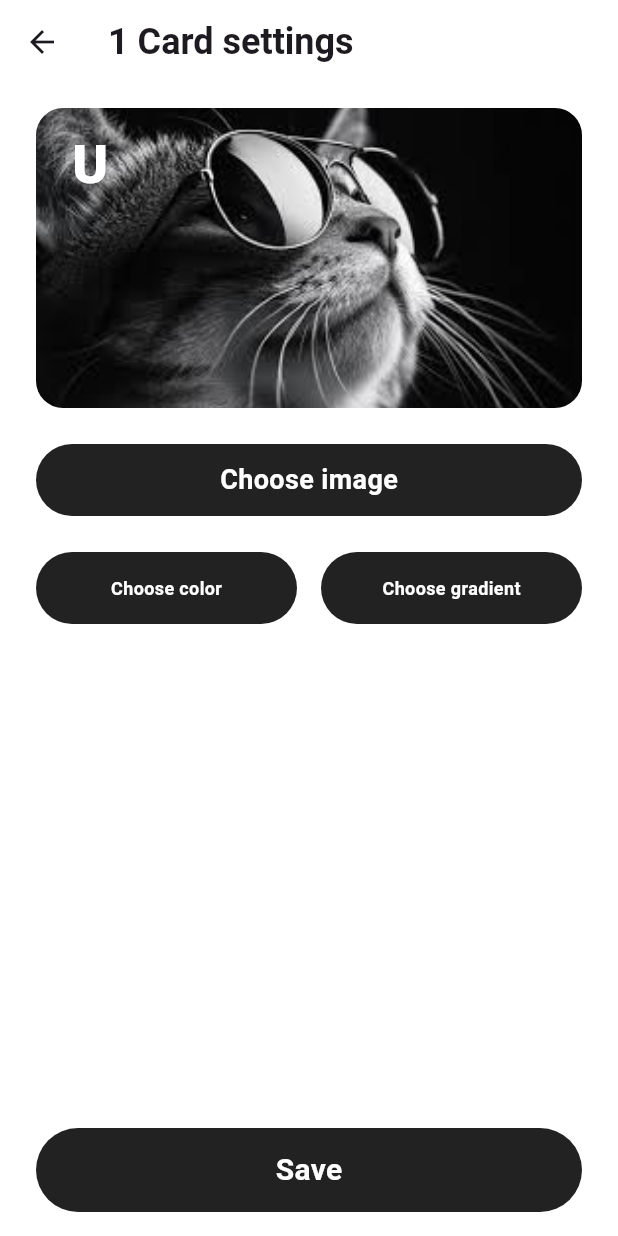
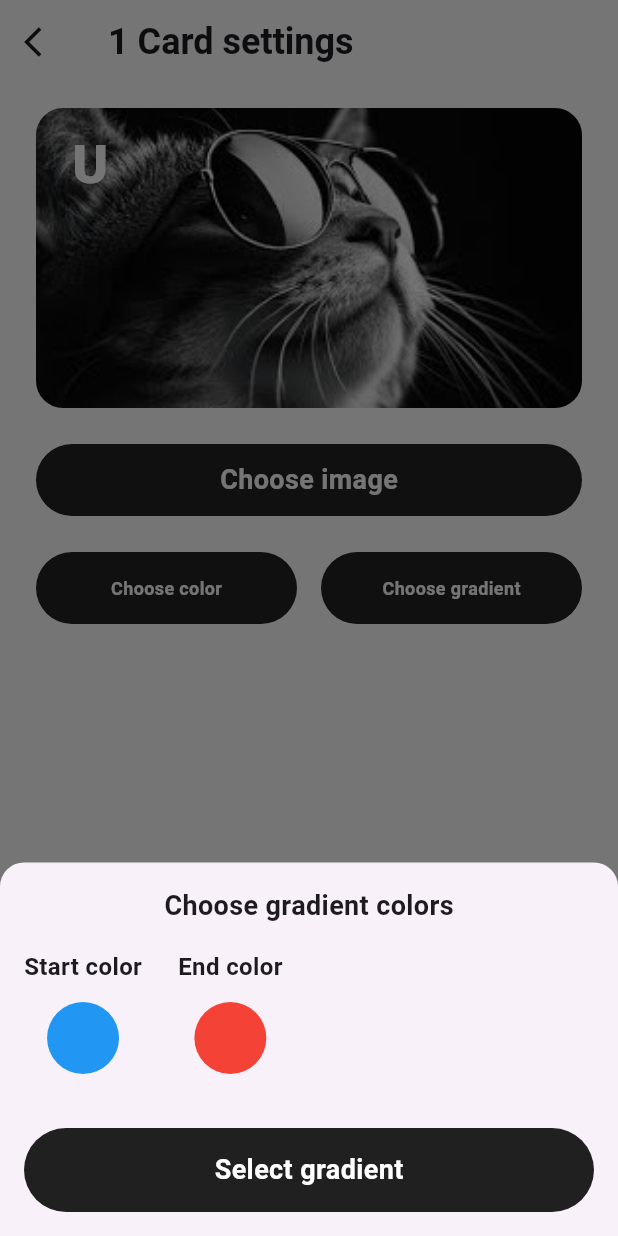
Before and after one commit to akbarshoh-pro/tafakkur-tz, a Flutter app: the CardSettingsScreen screen opened directly with empty values, after a tap on "Choose gradient", on a phone screen of 412 x 824 dp. Run offline on Flutter 3.47's test engine with Material 3 defaults, Android fonts, the phone set to English and light mode, and no system bars; our stand-ins replace file_picker, flutter_bloc, flutter_colorpicker, hive, permission_handler; accounts and stored records are empty.

Commit message:
end project

```diff
--- a/lib/domain/model/card_model.dart
+++ b/lib/domain/model/card_model.dart
@@ -2,21 +2,28 @@ import 'package:flutter/cupertino.dart';
 
 class CardModel {
   final TransformationController controller;
+  final bool userChooseColor;
+  final bool userChooseGradient;
   final bool userChooseImage;
-  final bool userChooseColor;
   final bool isLocked;
   final bool isSettings;
   final String selectedImagePath;
   final Color backgroundColor;
+  final Color startColor;
+  final Color endColor;
+  final List<double> matrix;
 
   CardModel({
     required this.controller,
     required this.userChooseColor,
+    required this.userChooseGradient,
     required this.userChooseImage,
     required this.isLocked,
     required this.isSettings,
     required this.selectedImagePath,
-    required this.backgroundColor
+    required this.backgroundColor,
+    required this.startColor,
+    required this.endColor,
+    required this.matrix,
   });
-
 }
--- a/lib/presentation/manager/card_settings/card_settings_event.dart
+++ b/lib/presentation/manager/card_settings/card_settings_event.dart
@@ -31,3 +31,13 @@ class SetValues extends CardSettingsEvent {
 }
 
 class SaveAllUpdates extends CardSettingsEvent {}
+
+class ChooseGradientColors extends CardSettingsEvent {
+  final Color startColor;
+  final Color endColor;
+
+  ChooseGradientColors({
+    required this.startColor,
+    required this.endColor
+  });
+}
--- a/lib/presentation/manager/card_settings/card_settings_state.dart
+++ b/lib/presentation/manager/card_settings/card_settings_state.dart
@@ -3,42 +3,54 @@ import 'package:flutter/cupertino.dart';
 
 class CardSettingsState {
   final TransformationController controller;
+  final bool userChooseColor;
+  final bool userChooseGradient;
   final bool userChooseImage;
-  final bool userChooseColor;
   final bool isLocked;
   final bool isSettings;
   final String selectedImagePath;
   final Color backgroundColor;
+  final Color startColor;
+  final Color endColor;
   final bool saveSuccess;
 
   CardSettingsState({
     required this.controller,
+    required this.userChooseColor,
+    required this.userChooseGradient,
     required this.userChooseImage,
-    required this.userChooseColor,
     required this.isLocked,
     required this.isSettings,
     required this.selectedImagePath,
     required this.backgroundColor,
+    required this.startColor,
+    required this.endColor,
     required this.saveSuccess
   });
 
   CardSettingsState copyWith({
     TransformationController? controller,
+    bool? userChooseColor,
+    bool? userChooseGradient,
     bool? userChooseImage,
-    bool? userChooseColor,
     bool? isLocked,
     bool? isSettings,
     String? selectedImagePath,
     Color? backgroundColor,
+    Color? startColor,
+    Color? endColor,
     bool? saveSuccess
   }) => CardSettingsState(
     controller: controller ?? this.controller,
+    userChooseColor: userChooseColor ?? this.userChooseColor,
+    userChooseGradient: userChooseGradient ?? this.userChooseGradient,
     userChooseImage: userChooseImage ?? this.userChooseImage,
-    userChooseColor: userChooseColor ?? this.userChooseColor,
     isLocked: isLocked ?? this.isLocked,
     isSettings: isSettings ?? this.isSettings,
     selectedImagePath: selectedImagePath ?? this.selectedImagePath,
     backgroundColor: backgroundColor ?? this.backgroundColor,
+    startColor: startColor ?? this.startColor,
+    endColor: endColor ?? this.endColor,
     saveSuccess: saveSuccess ?? this.saveSuccess
   );
 
--- a/lib/presentation/pages/card_settings_screen.dart
+++ b/lib/presentation/pages/card_settings_screen.dart
@@ -1,14 +1,15 @@
 import 'package:card_settings/domain/model/card_model.dart';
 import 'package:card_settings/presentation/manager/card_settings/card_settings_event.dart';
 import 'package:card_settings/presentation/widgets/card/payment_card.dart';
+import 'package:card_settings/presentation/widgets/dialog/color_picker_dialog.dart';
 import 'package:file_picker/file_picker.dart';
 import 'package:flutter/material.dart';
 import 'package:flutter_bloc/flutter_bloc.dart';
-import 'package:flutter_colorpicker/flutter_colorpicker.dart';
 
 import '../manager/card_settings/card_settings_bloc.dart';
 import '../manager/card_settings/card_settings_state.dart';
 import '../widgets/button/button.dart';
+import '../widgets/dialog/gradient_picker_bottom_sheet.dart';
 
 class CardSettingsScreen extends StatefulWidget {
   final int cardIndex;
@@ -28,6 +29,12 @@ class _CardSettingsScreenState extends State<CardSettingsScreen> {
   Widget build(BuildContext context) {
     return Scaffold(
       appBar: AppBar(
+        leading: GestureDetector(
+          onTap: () {
+            Navigator.pop(context, false);
+          },
+            child: const Icon(Icons.arrow_back_ios)
+        ),
         title: Text(
           '${widget.cardIndex + 1} Card settings',
           style: const TextStyle(
@@ -57,11 +64,15 @@ class _CardSettingsScreenState extends State<CardSettingsScreen> {
                         cardModel: CardModel(
                             controller: state.controller,
                             userChooseColor: state.userChooseColor,
+                            userChooseGradient: state.userChooseGradient,
                             userChooseImage: state.userChooseImage,
                             isLocked: state.isLocked,
                             isSettings: state.isSettings,
                             selectedImagePath: state.selectedImagePath,
-                            backgroundColor: state.backgroundColor
+                            backgroundColor: state.backgroundColor,
+                            startColor: state.startColor,
+                            endColor: state.endColor,
+                            matrix: state.controller.value.storage.toList(),
                         )
                     ),
 
@@ -100,55 +111,15 @@ class _CardSettingsScreenState extends State<CardSettingsScreen> {
                               fontSize: 12,
                               text: 'Choose color',
                               onTap: () {
-                                Color tempColor = state.backgroundColor;
                                 showDialog(
                                   context: context,
                                   builder: (dialogContext) {
-                                    return AlertDialog(
-                                      title: Text(
-                                          'Choose color',
-                                        style: TextStyle(
-                                          fontWeight: FontWeight.w600
-                                        ),
-                                      ),
-                                      backgroundColor: Colors.white,
-                                      content: Column(
-                                        mainAxisSize: MainAxisSize.min,
-                                        children: [
-                                          SingleChildScrollView(
-                                            child: ColorPicker(
-                                              pickerColor: tempColor,
-                                              onColorChanged: (color) {
-                                                tempColor = color;
+                                    return ColorPickerDialog(
+                                      initialColor: state.backgroundColor,
+                                      onColorSelected: (color) {
+                                        context.read<CardSettingsBloc>()
+                                            .add(ChooseColorFromPick(backgroundColor: color));
                                       },
-                                            ),
-                                          ),
-                                        ],
-                                      ),
-                                      actions: [
-                                        TextButton(
-                                          onPressed: () => Navigator.pop(dialogContext),
-                                          child: Text(
-                                              'Cancel',
-                                            style: TextStyle(
-                                              color: Colors.grey[700]
-                                            ),
-                                          ),
-                                        ),
-                                        TextButton(
-                                          onPressed: () {
-                                            context.read<CardSettingsBloc>()
-                                            .add(ChooseColorFromPick(backgroundColor: tempColor));
-                                            Navigator.pop(dialogContext);
-                                          },
-                                          child: const Text(
-                                              'Choose',
-                                            style: TextStyle(
-                                                color: Colors.black
-                                            ),
-                                          ),
-                                        ),
-                                      ],
                                     );
                                   },
                                 );
@@ -165,10 +136,29 @@ class _CardSettingsScreenState extends State<CardSettingsScreen> {
                             fontSize: 12,
                             text: 'Choose gradient',
                             onTap: () {
-
-                              }
+                              showModalBottomSheet(
+                                context: context,
+                                isScrollControlled: true,
+                                shape: const RoundedRectangleBorder(
+                                  borderRadius: BorderRadius.vertical(top: Radius.circular(16)),
+                                ),
+                                builder: (BuildContext dialogContext) {
+                                  return GradientPickerBottomSheet(
+                                    onGradientSelected: (startColor, endColor) {
+                                      context.read<CardSettingsBloc>().add(
+                                        ChooseGradientColors(
+                                          startColor: startColor,
+                                          endColor: endColor,
+                                        ),
+                                      );
+                                    },
+                                  );
+                                },
+                              );
+                            },
                           ),
                         )
+
                       ],
                     ),
 
--- a/lib/presentation/widgets/card/payment_card.dart
+++ b/lib/presentation/widgets/card/payment_card.dart
@@ -22,6 +22,19 @@ class PaymentCard extends StatelessWidget {
               height: 200,
               color: cardModel.backgroundColor,
             ),
+          if (cardModel.userChooseGradient)
+            Container(
+              width: double.infinity,
+              height: 200,
+              decoration: BoxDecoration(
+                gradient: LinearGradient(
+                  begin: Alignment.topLeft,
+                  end: Alignment.bottomRight,
+                  colors: [cardModel.startColor, cardModel.endColor], // You can use any two colors here
+                ),
+              ),
+            ),
+
           if (cardModel.userChooseImage)
             InteractiveViewer(
               transformationController: cardModel.controller,
--- /dev/null
+++ b/lib/presentation/widgets/dialog/color_picker_dialog.dart
@@ -0,0 +1,64 @@
+import 'package:flutter/material.dart';
+import 'package:flutter_colorpicker/flutter_colorpicker.dart';
+
+class ColorPickerDialog extends StatelessWidget {
+  final Color initialColor;
+  final Function(Color) onColorSelected;
+
+  const ColorPickerDialog({
+    super.key,
+    required this.initialColor,
+    required this.onColorSelected,
+  });
+
+  @override
+  Widget build(BuildContext context) {
+    Color selectedColor = initialColor;
+
+    return AlertDialog(
+      title: const Text(
+        'Choose color',
+        style: TextStyle(
+          fontWeight: FontWeight.w600,
+        ),
+      ),
+      backgroundColor: Colors.white,
+      content: Column(
+        mainAxisSize: MainAxisSize.min,
+        children: [
+          SingleChildScrollView(
+            child: ColorPicker(
+              pickerColor: selectedColor,
+              onColorChanged: (color) {
+                selectedColor = color;
+              },
+            ),
+          ),
+        ],
+      ),
+      actions: [
+        TextButton(
+          onPressed: () => Navigator.pop(context),
+          child: Text(
+            'Cancel',
+            style: TextStyle(
+              color: Colors.grey[700],
+            ),
+          ),
+        ),
+        TextButton(
+          onPressed: () {
+            onColorSelected(selectedColor);
+            Navigator.pop(context);
+          },
+          child: const Text(
+            'Choose',
+            style: TextStyle(
+              color: Colors.black,
+            ),
+          ),
+        ),
+      ],
+    );
+  }
+}
--- /dev/null
+++ b/lib/presentation/widgets/dialog/gradient_picker_bottom_sheet.dart
@@ -0,0 +1,148 @@
+import 'package:flutter/material.dart';
+
+import '../button/button.dart';
+import 'color_picker_dialog.dart';
+
+class GradientPickerBottomSheet extends StatefulWidget {
+  final Function(Color, Color) onGradientSelected;
+
+  const GradientPickerBottomSheet({
+    super.key,
+    required this.onGradientSelected,
+  });
+
+  @override
+  State<GradientPickerBottomSheet> createState() => _GradientPickerBottomSheetState();
+}
+
+class _GradientPickerBottomSheetState extends State<GradientPickerBottomSheet> {
+  Color startColor = Colors.blue;
+  Color endColor = Colors.red;
+
+  @override
+  Widget build(BuildContext context) {
+    return SafeArea(
+      child: Padding(
+        padding: const EdgeInsets.all(16.0),
+        child: Wrap(
+          children: [
+            Column(
+              children: [
+                const Center(
+                  child: Text(
+                    'Choose gradient colors',
+                    style: TextStyle(
+                        fontSize: 18,
+                        fontWeight: FontWeight.w700
+                    ),
+                  ),
+                ),
+
+                const SizedBox(height: 16),
+
+                Row(
+                  children: [
+                    Column(
+                      children: [
+                        const Text(
+                          "Start color",
+                          style: TextStyle(
+                              fontSize: 16,
+                              fontWeight: FontWeight.w600
+                          ),
+                        ),
+
+                        const SizedBox(height: 12),
+
+                        GestureDetector(
+                          onTap: () {
+                            showDialog(
+                              context: context,
+                              builder: (dialogContext) {
+                                return ColorPickerDialog(
+                                  initialColor: startColor,
+                                  onColorSelected: (color) {
+                                    setState(() {
+                                      startColor = color;
+                                    });
+                                  },
+                                );
+                              },
+                            );
+                          },
+                          child: Container(
+                              width: 48,
+                              height: 48,
+                              decoration: BoxDecoration(
+                                  borderRadius: BorderRadius.circular(100),
+                                  color: startColor
+                              )
+                          ),
+                        )
+                      ],
+                    ),
+
+                    const SizedBox(width: 24),
+
+                    Column(
+                      children: [
+                        const Text(
+                          "End color",
+                          style: TextStyle(
+                              fontSize: 16,
+                              fontWeight: FontWeight.w600
+                          ),
+                        ),
+
+                        const SizedBox(height: 12),
+
+                        GestureDetector(
+                          onTap: () {
+                            showDialog(
+                              context: context,
+                              builder: (dialogContext) {
+                                return ColorPickerDialog(
+                                  initialColor: endColor,
+                                  onColorSelected: (color) {
+                                    setState(() {
+                                      endColor = color;
+                                    });
+                                  },
+                                );
+                              },
+                            );
+                          },
+                          child: Container(
+                              width: 48,
+                              height: 48,
+                              decoration: BoxDecoration(
+                                  borderRadius: BorderRadius.circular(100),
+                                  color: endColor
+                              )
+                          ),
+                        )
+                      ],
+                    )
+                  ],
+                ),
+
+                const SizedBox(height: 36),
+
+                Button(
+                    width: double.maxFinite,
+                    height: 56,
+                    fontSize: 18,
+                    text: 'Select gradient',
+                    onTap: () {
+                      widget.onGradientSelected(startColor, endColor);
+                      Navigator.pop(context);
+                    }
+                )
+              ],
+            )
+          ],
+        ),
+      ),
+    );
+  }
+}
```
Also changed, not shown: lib/data/repository/app_repository_impl.dart (+14 -5 lines), lib/data/resource/card_entity.dart (+18 -12 lines), lib/data/resource/local/hive_helper.dart (+12 -9 lines), lib/presentation/manager/card_settings/card_settings_bloc.dart (+31 -6 lines), lib/presentation/pages/cards_list_screen.dart (+7 -2 lines), lib/data/resource/card_entity.g.dart, lib/data/resource/matrix_4.g.dart (deleted). Lines whose indentation alone changed are shown as unchanged.
